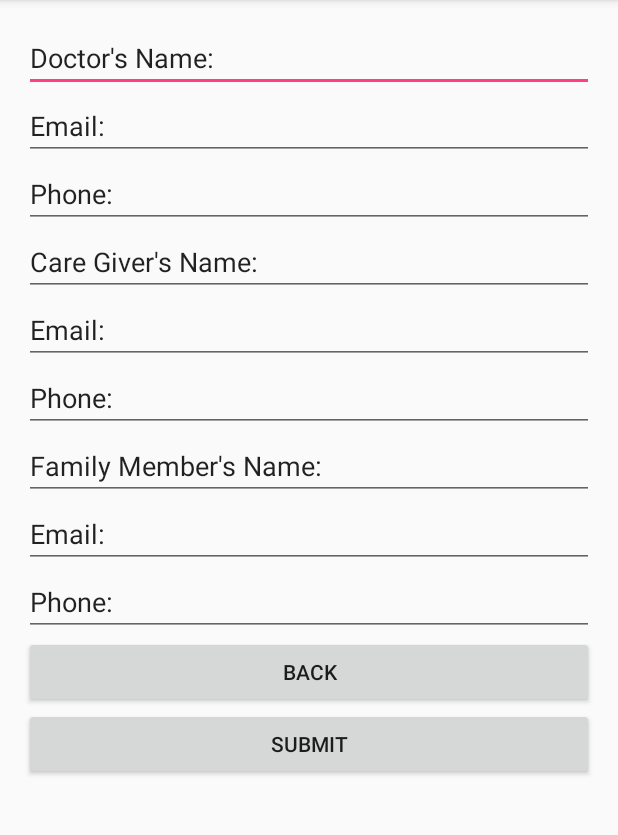
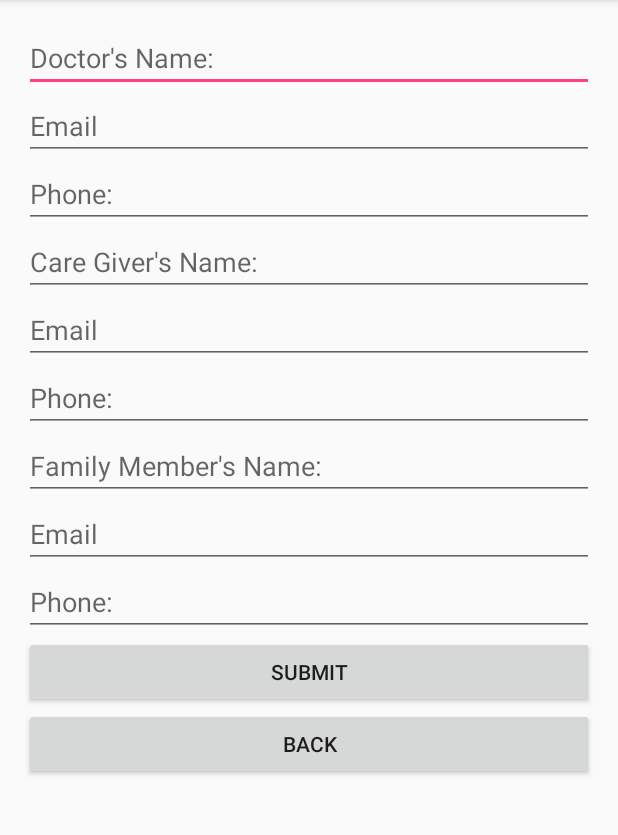
Before and after one commit to Bijon90/coms514project, an Android app: the AlertListActivity screen opened directly, with no data from a screen before it, on a phone screen of 412 x 824 dp, the part 84-919 px from its top. Run offline under Robolectric (Android 15) with nearby library versions, the phone set to English and light mode, and no system bars; our stand-ins replace Firebase (no records; nobody signed in at launch, a user with empty details on screens opened directly).

Commit message:
Debugged some errors
Error on main menu and AlertList and contentview

```diff
--- a/MyApplication2/app/src/main/java/com/example/preeti/myapplication/HomePageActivity.java
+++ b/MyApplication2/app/src/main/java/com/example/preeti/myapplication/HomePageActivity.java
@@ -39,7 +39,7 @@ public class HomePageActivity extends AppCompatActivity {
             case R.id.action_userdetails:
                 startActivity(new Intent(this, UserProfileActivity.class));
                 break;
-            case R.id.action_alertlist:
+            case R.id.action_alertlistdetails:
                 startActivity(new Intent(this, AlertListDetailsActivity.class));
                 break;
             case R.id.action_report:
--- a/MyApplication2/app/src/main/java/com/example/preeti/myapplication/SetUpProfileActivity.java
+++ b/MyApplication2/app/src/main/java/com/example/preeti/myapplication/SetUpProfileActivity.java
@@ -97,7 +97,6 @@ public class SetUpProfileActivity extends AppCompatActivity implements View.OnCl
             String lName = etLname.getText().toString().trim();
             String address = etAddress.getText().toString().trim();
             String sex = ((RadioButton)findViewById(etSex.getCheckedRadioButtonId())).getText().toString();
-            System.out.println("Sex" + sex);
             int age = Integer.parseInt(etAge.getText().toString().trim());
             double weight = Double.parseDouble(etWeight.getText().toString().trim());
             double height = Double.parseDouble(etHeight.getText().toString().trim());
--- a/MyApplication2/app/src/main/java/com/example/preeti/myapplication/SignUpActivity.java
+++ b/MyApplication2/app/src/main/java/com/example/preeti/myapplication/SignUpActivity.java
@@ -37,7 +37,7 @@ public class SignUpActivity extends AppCompatActivity implements View.OnClickLis
     @Override
     protected void onCreate(Bundle savedInstanceState) {
         super.onCreate(savedInstanceState);
-        setContentView(R.layout.activity_register);
+        setContentView(R.layout.activity_signup);
 
         firebaseAuth = FirebaseAuth.getInstance();
 
--- a/MyApplication2/app/src/main/res/layout/activity_alert_list.xml
+++ b/MyApplication2/app/src/main/res/layout/activity_alert_list.xml
@@ -28,16 +28,14 @@
             android:layout_width="match_parent"
             android:layout_height="wrap_content"
             android:inputType="textPersonName"
-            android:text="Doctor's Name:"
+            android:hint="Doctor's Name:"
             android:ems="10"
-            android:id="@+id/etDcoName"
-            android:hint="Name" />
+            android:id="@+id/etDcoName"/>
 
         <EditText
             android:layout_width="match_parent"
             android:layout_height="wrap_content"
             android:inputType="textPersonName"
-            android:text="Email:"
             android:ems="10"
             android:id="@+id/etDocEmail"
             android:hint="@string/prompt_email" />
@@ -48,8 +46,7 @@
             android:inputType="phone"
             android:ems="10"
             android:id="@+id/etDocPhone"
-            android:text="Phone: "
-            android:hint="Phone" />
+            android:hint="Phone:" />
 
         <!--<EditText
             android:layout_width="match_parent"
@@ -62,19 +59,17 @@
             android:layout_width="match_parent"
             android:layout_height="wrap_content"
             android:inputType="textPersonName"
-            android:text="Care Giver's Name:"
+            android:hint="Care Giver's Name:"
             android:ems="10"
-            android:id="@+id/etCareName"
-            android:hint="Name" />
+            android:id="@+id/etCareName"/>
 
         <EditText
             android:layout_width="match_parent"
             android:layout_height="wrap_content"
             android:inputType="textPersonName"
-            android:text="Email:"
+            android:hint="@string/prompt_email"
             android:ems="10"
-            android:id="@+id/etCareEmail"
-            android:hint="@string/prompt_email" />
+            android:id="@+id/etCareEmail"/>
 
         <EditText
             android:layout_width="match_parent"
@@ -82,22 +77,19 @@
             android:inputType="phone"
             android:ems="10"
             android:id="@+id/etCarePhone"
-            android:text="Phone: "
-            android:hint="Phone" />
+            android:hint="Phone:" />
         <EditText
             android:layout_width="match_parent"
             android:layout_height="wrap_content"
             android:inputType="textPersonName"
-            android:text="Family Member's Name:"
+            android:hint="Family Member's Name:"
             android:ems="10"
-            android:id="@+id/etFamilyName"
-            android:hint="Name" />
+            android:id="@+id/etFamilyName"/>
 
         <EditText
             android:layout_width="match_parent"
             android:layout_height="wrap_content"
             android:inputType="textPersonName"
-            android:text="Email:"
             android:ems="10"
             android:id="@+id/etFamilyEmail"
             android:hint="@string/prompt_email" />
@@ -108,21 +100,19 @@
             android:inputType="phone"
             android:ems="10"
             android:id="@+id/etFamilyPhone"
-            android:text="Phone: "
-            android:hint="Phone" />
+            android:hint="Phone:" />
+        <Button
+            android:text="Submit"
+            android:layout_width="match_parent"
+            android:layout_height="match_parent"
+            android:layout_centerInParent="true"
+            android:id="@+id/btnSaveAlertList" />
         <Button
             android:text="Back"
             android:layout_width="match_parent"
             android:layout_height="match_parent"
             android:layout_centerInParent="true"
             android:id="@+id/btnBackRegister" />
-
-        <Button
-            android:text="Submit"
-            android:layout_width="match_parent"
-            android:layout_height="match_parent"
-            android:layout_centerInParent="true"
-            android:id="@+id/btnSaveAlertList" />
     </LinearLayout>
     </ScrollView>
 </RelativeLayout>
--- a/MyApplication2/app/src/main/res/layout/activity_alert_list_details.xml
+++ b/MyApplication2/app/src/main/res/layout/activity_alert_list_details.xml
@@ -32,7 +32,7 @@
             android:ems="10"
             android:id="@+id/tvDcoName"/>
 
-        <EditText
+        <!--<EditText
             android:layout_width="match_parent"
             android:layout_height="wrap_content"
             android:inputType="textPersonName"
@@ -113,7 +113,7 @@
             android:inputType="textPersonName"
             android:text="Relation:"
             android:ems="10"
-            android:id="@+id/tvRelation3" />
+            android:id="@+id/tvRelation3" />-->
         <Button
             android:text="Back"
             android:layout_width="match_parent"
--- a/MyApplication2/app/src/main/res/menu/menu_main.xml
+++ b/MyApplication2/app/src/main/res/menu/menu_main.xml
@@ -1,7 +1,7 @@
 <menu xmlns:android="http://schemas.android.com/apk/res/android"
     xmlns:app="http://schemas.android.com/apk/res-auto"
     xmlns:tools="http://schemas.android.com/tools"
-    tools:context="com.example.bijon.sampleapp.HomePageActivity">
+    tools:context="com.example.preeti.myapplication.HomePageActivity">
     <item
         android:id="@+id/action_menu"
         android:orderInCategory="100"
@@ -11,7 +11,7 @@
                 android:id="@+id/action_userdetails"
                 android:title="User Profile Details"/>
             <item
-                android:id="@+id/action_alertlist"
+                android:id="@+id/action_alertlistdetails"
                 android:title="Alert List"/>
             <item
                 android:id="@+id/action_report"
```
Also changed, not shown: MyApplication2/app/src/main/java/com/example/preeti/myapplication/AlertList.java (+5 -5 lines), MyApplication2/app/src/main/java/com/example/preeti/myapplication/AlertListActivity.java (+12 -12 lines), MyApplication2/app/src/main/java/com/example/preeti/myapplication/AlertListDetailsActivity.java (+16 -15 lines).
